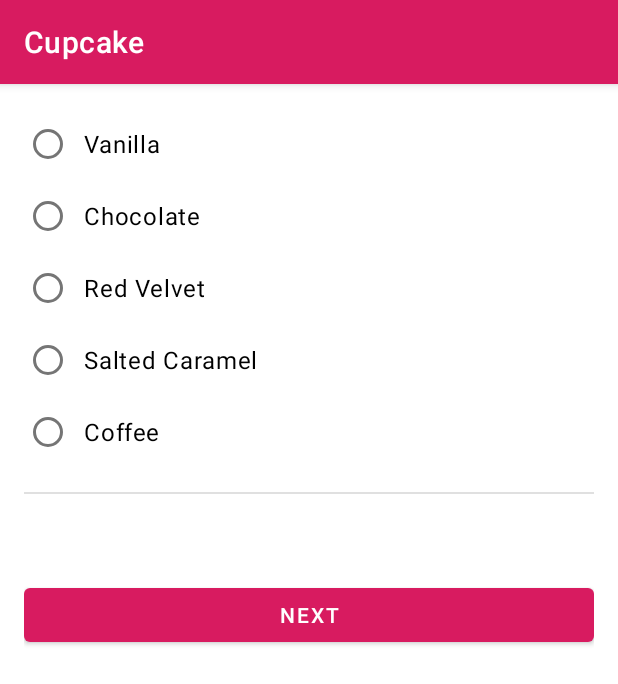
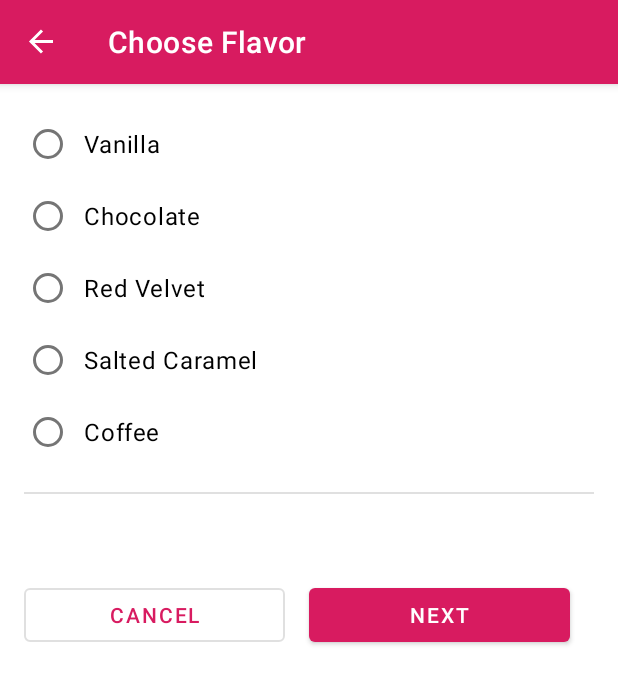
Before and after one commit to HassanZz817/Cupcake_App, an Android app: the FlavorFragment screen opened through its navigation route, on a phone screen of 412 x 824 dp. Shown: the top 684 px of the screen. Run offline under Robolectric (Android 15) with nearby library versions, the phone set to English and light mode, and no system bars; our stand-ins replace data binding, navigation-ui; 2 statements that could not run were skipped.

Commit message:
commit 100% completed still the app is ready to publish and to be used

```diff
--- a/app/src/main/java/com/example/cupcake/MainActivity.kt
+++ b/app/src/main/java/com/example/cupcake/MainActivity.kt
@@ -18,6 +18,7 @@ package com.example.cupcake
 import android.os.Bundle
 import android.os.PersistableBundle
 import androidx.appcompat.app.AppCompatActivity
+import androidx.navigation.NavController
 import androidx.navigation.NavHost
 import androidx.navigation.fragment.NavHostFragment
 import androidx.navigation.ui.setupActionBarWithNavController
@@ -27,16 +28,22 @@ import androidx.navigation.ui.setupActionBarWithNavController
  */
 class MainActivity : AppCompatActivity(R.layout.activity_main){
 
+    private lateinit var navController: NavController
 
-    override fun onCreate(savedInstanceState: Bundle?, persistentState: PersistableBundle?) {
-        super.onCreate(savedInstanceState, persistentState)
+    override fun onCreate(savedInstanceState: Bundle?) {
+        super.onCreate(savedInstanceState)
 
         val navHostFragment = supportFragmentManager
             .findFragmentById(R.id.nav_host_fragment) as NavHostFragment
+        navController = navHostFragment.navController
 
         val navController = navHostFragment.navController
 
         setupActionBarWithNavController(navController)
 
     }
+
+    override fun onSupportNavigateUp(): Boolean {
+        return navController.navigateUp() || super.onSupportNavigateUp()
+    }
 }
--- a/app/src/main/java/com/example/cupcake/PickupFragment.kt
+++ b/app/src/main/java/com/example/cupcake/PickupFragment.kt
@@ -66,6 +66,10 @@ class PickupFragment : Fragment() {
     fun goToNextScreen() {
     findNavController().navigate(R.id.action_pickupFragment_to_summaryFragment)
     }
+    fun cancelOrder(){
+        sharedViewModel.resetOrder()
+        findNavController().navigate(R.id.action_pickupFragment_to_startFragment)
+    }
 
     /**
      * This fragment lifecycle method is called when the view hierarchy associated with the fragment
--- a/app/src/main/java/com/example/cupcake/model/OrderViewModel.kt
+++ b/app/src/main/java/com/example/cupcake/model/OrderViewModel.kt
@@ -67,7 +67,7 @@ class OrderViewModel: ViewModel() {
         _price.value = calculatedPrice
     }
 
-    private fun resetOrder(){
+     fun resetOrder(){
         _quantity.value = 0
         _flavor.value = ""
         _date.value = dateOptions[0]
--- a/app/src/main/res/layout/fragment_flavor.xml
+++ b/app/src/main/res/layout/fragment_flavor.xml
@@ -110,16 +110,32 @@
                 tools:text="Subtotal $5.00" />
 
             <Button
+                android:id="@+id/cancel_button"
+                android:layout_width="0dp"
+                style="?attr/materialButtonOutlinedStyle"
+                android:layout_height="wrap_content"
+                android:text="@string/cancel"
+                android:onClick="@{() -> flavorFragment.cancelOrder()}"
+                android:layout_marginEnd="@dimen/side_margin"
+                app:layout_constraintEnd_toStartOf="@id/next_button"
+                app:layout_constraintStart_toStartOf="parent"
+                app:layout_constraintTop_toTopOf="@id/next_button" />
+
+
+            <Button
                 android:id="@+id/next_button"
                 android:layout_width="0dp"
                 android:layout_height="wrap_content"
                 android:layout_marginTop="@dimen/side_margin"
+                android:layout_marginEnd="@dimen/side_margin"
                 android:onClick="@{() -> flavorFragment.goToNextScreen()}"
                 android:text="@string/next"
                 app:layout_constraintBottom_toBottomOf="parent"
                 app:layout_constraintEnd_toEndOf="parent"
-                app:layout_constraintStart_toStartOf="parent"
+                app:layout_constraintStart_toEndOf="@id/cancel_button"
                 app:layout_constraintTop_toBottomOf="@id/subtotal" />
+
+
 
         </androidx.constraintlayout.widget.ConstraintLayout>
     </ScrollView>
--- a/app/src/main/res/navigation/nav_graph.xml
+++ b/app/src/main/res/navigation/nav_graph.xml
@@ -5,6 +5,7 @@
     xmlns:app="http://schemas.android.com/apk/res-auto"
     xmlns:tools="http://schemas.android.com/tools"
     android:id="@+id/nav_graph"
+
     app:startDestination="@id/startFragment">
     <fragment
         android:id="@+id/startFragment"
@@ -23,6 +24,11 @@
         <action
             android:id="@+id/action_flavorFragment_to_pickupFragment"
             app:destination="@id/pickupFragment" />
+        <action
+            android:id="@+id/action_flavorFragment_to_startFragment"
+            app:popUpTo="@id/startFragment"
+            app:popUpToInclusive="true"
+            app:destination="@id/startFragment" />
     </fragment>
     <fragment
         android:id="@+id/pickupFragment"
@@ -31,11 +37,23 @@
         tools:layout="@layout/fragment_pickup" >
         <action
             android:id="@+id/action_pickupFragment_to_summaryFragment"
+
             app:destination="@id/summaryFragment" />
+        <action
+            android:id="@+id/action_pickupFragment_to_startFragment"
+            app:popUpTo="@id/startFragment"
+            app:popUpToInclusive="true"
+            app:destination="@id/startFragment" />
     </fragment>
     <fragment
         android:id="@+id/summaryFragment"
         android:name="com.example.cupcake.SummaryFragment"
         android:label="@string/order_summary"
-        tools:layout="@layout/fragment_summary" />
+        tools:layout="@layout/fragment_summary" >
+        <action
+            android:id="@+id/action_summaryFragment_to_startFragment"
+            app:popUpTo="@id/startFragment"
+            app:popUpToInclusive="true"
+            app:destination="@id/startFragment" />
+    </fragment>
 </navigation>
```
Also changed, not shown: app/src/main/java/com/example/cupcake/FlavorFragment.kt (+8 -0 lines), app/src/main/java/com/example/cupcake/SummaryFragment.kt (+24 -1 lines), app/src/main/res/layout/fragment_pickup.xml (+12 -1 lines), app/src/main/res/layout/fragment_summary.xml (+9 -0 lines).
